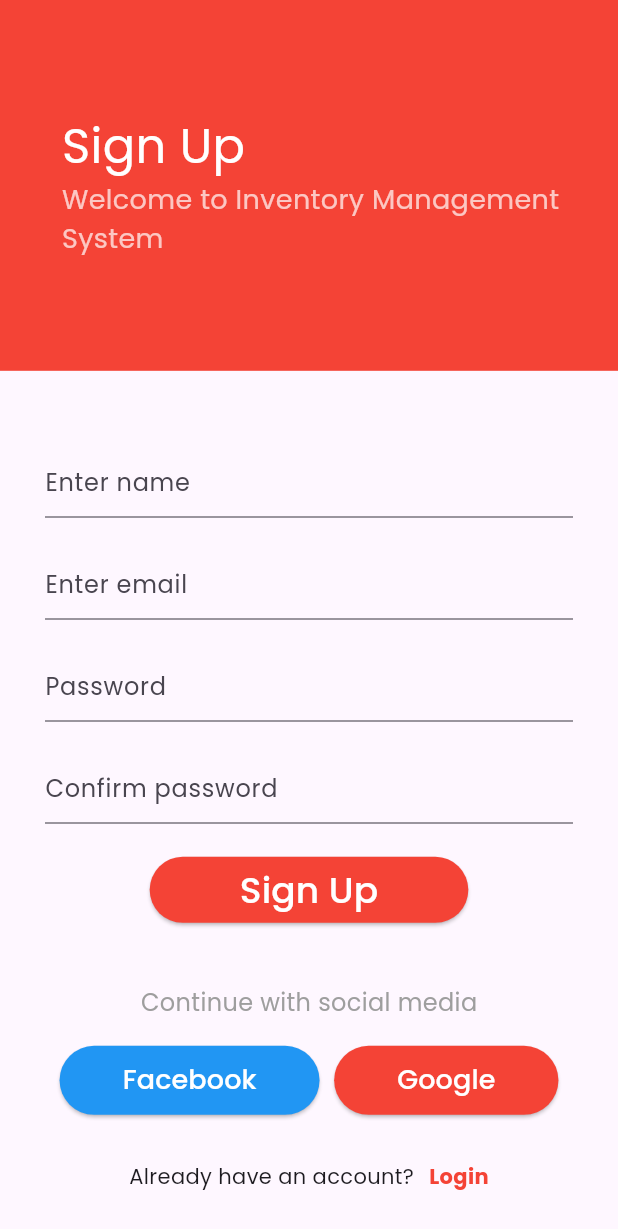
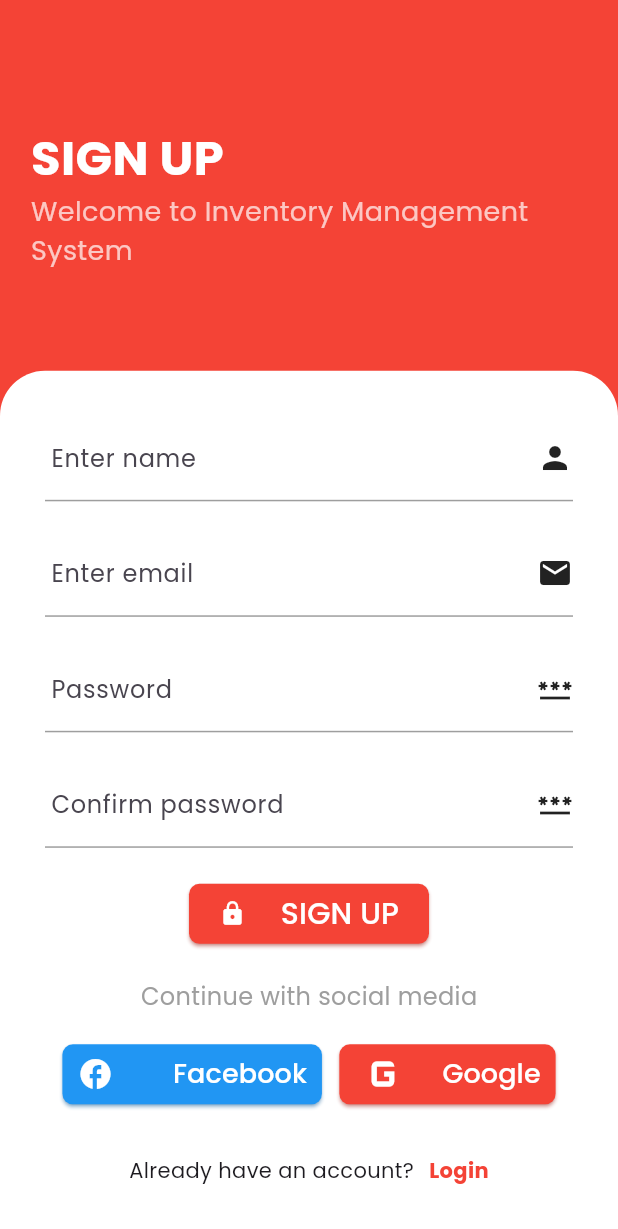
Before and after one commit to attoexasol/Inventory-Management-System-App, a Flutter app: the screen it shows after launch, after a tap on "Signup", on a phone screen of 412 x 824 dp. Shown: the top 1229 px of the screen. Run offline on Flutter 3.47's test engine with Material 3 defaults, Android fonts, the light colour scheme and no system bars; our stand-ins replace google_fonts, shared_preferences.

Commit message:
Completely designed Login and Signup screen.

```diff
--- a/lib/Screens/dashboard_screen.dart
+++ b/lib/Screens/dashboard_screen.dart
@@ -9,14 +9,14 @@ class DashboardScreen extends StatelessWidget {
 
     return Scaffold(
       appBar: AppBar(
+        automaticallyImplyLeading: false, // Disable back button
         title: Text('Dashboard'),
         actions: [
           IconButton(
             icon: Icon(Icons.logout),
             onPressed: () async {
               await authService.logOut(); // Call logout method
-              Navigator.of(context)
-                  .pop(); // Example: Navigate back after logout
+              Navigator.of(context).pop();
             },
           ),
         ],
--- a/lib/Screens/login_screen.dart
+++ b/lib/Screens/login_screen.dart
@@ -5,6 +5,8 @@ import 'package:http/http.dart' as http;
 import 'package:inventory_management_system/Screens/dashboard_screen.dart';
 import 'package:inventory_management_system/Screens/signup_screen.dart';
 import 'package:inventory_management_system/services/auth_service.dart'; // Adjust path as needed
+import 'package:inventory_management_system/widgets/button.dart';
+import 'package:inventory_management_system/widgets/inputField.dart';
 import 'package:provider/provider.dart';
 
 class LoginScreen extends StatefulWidget {
@@ -125,44 +127,61 @@ class _LoginScreenState extends State<LoginScreen> {
         child: Column(
           crossAxisAlignment: CrossAxisAlignment.stretch,
           children: [
+            Stack(
+              children: <Widget>[
                 Container(
                   width: MediaQuery.of(context).size.width,
-              height: MediaQuery.of(context).size.height * 0.3,
+                  height: MediaQuery.of(context).size.height * 1,
                   color: Colors.red[500],
                   child: Padding(
                     padding: EdgeInsets.only(
                       left: MediaQuery.of(context).size.width * 0.1,
+                      top: MediaQuery.of(context).size.height * 0.125,
                     ),
                     child: Column(
-                  mainAxisAlignment: MainAxisAlignment.center,
                       crossAxisAlignment: CrossAxisAlignment.start,
                       children: [
                         Text(
-                      'Login',
-                      style: TextStyle(fontSize: 32, color: Colors.white),
+                          'Login'.toUpperCase(),
+                          style: TextStyle(
+                              fontSize: 32,
+                              color: Colors.white,
+                              fontWeight: FontWeight.bold),
                         ),
                         Text(
-                      'Welcome Back!',
+                          'Welcome Back to Inventory Management system',
                           style: TextStyle(fontSize: 18, color: Colors.white70),
                         ),
                       ],
                     ),
                   ),
                 ),
-            Padding(
-              padding: const EdgeInsets.all(30.0),
+                Container(
+                  decoration: BoxDecoration(
+                    borderRadius: BorderRadius.only(
+                        topLeft: Radius.circular(30),
+                        topRight: Radius.circular(30)),
+                    color: Colors.white,
+                  ),
+                  height: MediaQuery.of(context).size.height * 0.7,
+                  margin: EdgeInsets.only(
+                      top: MediaQuery.of(context).size.height * 0.3),
+                  padding: EdgeInsets.all(30),
                   child: Column(
                     children: [
                       const SizedBox(height: 20),
-                  TextField(
+                      InputField(
                         controller: _emailController,
                         decoration: InputDecoration(hintText: 'Enter email'),
+                        keyboardtype: TextInputType.emailAddress,
+                        icon: Icon(Icons.email),
                       ),
                       const SizedBox(height: 20),
-                  TextField(
+                      InputField(
                         controller: _passwordController,
-                    obscureText: true,
                         decoration: InputDecoration(hintText: 'Password'),
+                        secureText: true,
+                        icon: Icon(Icons.password),
                       ),
                       const SizedBox(height: 20),
                       const Center(
@@ -172,17 +191,15 @@ class _LoginScreenState extends State<LoginScreen> {
                         ),
                       ),
                       const SizedBox(height: 20),
-                  ElevatedButton(
-                    onPressed: () => _loginUser(context),
-                    style: ElevatedButton.styleFrom(
-                      padding: const EdgeInsets.symmetric(
-                          vertical: 5, horizontal: 60),
-                      backgroundColor: Colors.red[500],
-                    ),
-                    child: const Text(
-                      "Login",
-                      style: TextStyle(color: Colors.white, fontSize: 24),
-                    ),
+                      Button(
+                        btnText: "Login".toUpperCase(),
+                        icon: Icon(Icons.lock, color: Colors.white),
+                        bgColor: Colors.red[500],
+                        callback: () => _loginUser(context),
+                        textStyle: TextStyle(color: Colors.white, fontSize: 20),
+                        width: 150,
+                        padding:
+                            EdgeInsets.symmetric(vertical: 5, horizontal: 20),
                       ),
                       const SizedBox(height: 100),
                       const Center(
@@ -195,33 +212,35 @@ class _LoginScreenState extends State<LoginScreen> {
                       Row(
                         mainAxisAlignment: MainAxisAlignment.spaceEvenly,
                         children: [
-                      ElevatedButton(
-                        onPressed: () {},
-                        style: ElevatedButton.styleFrom(
-                          backgroundColor: Colors.blue[500],
+                          Button(
+                            btnText: "Facebook",
+                            icon: Icon(
+                              Icons.facebook_outlined,
+                              color: Colors.white,
+                              size: 24,
                             ),
-                        child: const Padding(
+                            bgColor: Colors.blue[500],
+                            // callback: () => _loginUser(context),
+                            textStyle:
+                                TextStyle(color: Colors.white, fontSize: 18),
+                            width: MediaQuery.of(context).size.width * 0.42,
                             padding: EdgeInsets.symmetric(
-                              horizontal: 18, vertical: 10),
-                          child: Text(
-                            "Facebook",
-                            style: TextStyle(color: Colors.white, fontSize: 18),
+                                horizontal: 10, vertical: 5),
                           ),
+                          Button(
+                            btnText: "Google",
+                            icon: Icon(
+                              Icons.g_mobiledata,
+                              color: Colors.white,
+                              size: 40,
                             ),
-                      ),
-                      ElevatedButton(
-                        onPressed: () {},
-                        style: ElevatedButton.styleFrom(
-                          backgroundColor: Colors.red[500],
-                        ),
-                        child: const Padding(
+                            bgColor: Colors.red[500],
+                            // callback: () => _loginUser(context),
+                            textStyle:
+                                TextStyle(color: Colors.white, fontSize: 18),
+                            width: MediaQuery.of(context).size.width * 0.35,
                             padding: EdgeInsets.symmetric(
-                              horizontal: 18, vertical: 10),
-                          child: Text(
-                            "Google",
-                            style: TextStyle(color: Colors.white, fontSize: 18),
-                          ),
-                        ),
+                                horizontal: 10, vertical: 0),
                           ),
                         ],
                       ),
@@ -254,6 +273,8 @@ class _LoginScreenState extends State<LoginScreen> {
                 ),
               ],
             ),
+          ],
+        ),
       ),
     );
   }
--- a/lib/Screens/signup_screen.dart
+++ b/lib/Screens/signup_screen.dart
@@ -2,7 +2,9 @@ import 'dart:convert';
 
 import 'package:flutter/material.dart';
 import 'package:http/http.dart' as http;
-import 'package:inventory_management_system/Screens/login_screen.dart'; // Replace with actual path if needed
+import 'package:inventory_management_system/Screens/login_screen.dart';
+import 'package:inventory_management_system/widgets/button.dart';
+import 'package:inventory_management_system/widgets/inputField.dart'; // Replace with actual path if needed
 
 class SignupScreen extends StatefulWidget {
   const SignupScreen({super.key});
@@ -159,23 +161,27 @@ class _SignupScreenState extends State<SignupScreen> {
     return Scaffold(
       body: SingleChildScrollView(
         child: Column(
-          crossAxisAlignment: CrossAxisAlignment.stretch,
+          crossAxisAlignment: CrossAxisAlignment.start,
           children: [
+            Stack(
+              children: <Widget>[
                 Container(
                   width: MediaQuery.of(context).size.width,
-              height: MediaQuery.of(context).size.height * 0.3,
+                  height: MediaQuery.of(context).size.height * 1,
                   color: Colors.red[500],
                   child: Padding(
                     padding: EdgeInsets.only(
-                  left: MediaQuery.of(context).size.width * 0.1,
-                ),
-                child: const Column(
-                  mainAxisAlignment: MainAxisAlignment.center,
+                        left: MediaQuery.of(context).size.width * 0.05,
+                        top: MediaQuery.of(context).size.height * 0.1),
+                    child: Column(
                       crossAxisAlignment: CrossAxisAlignment.start,
                       children: [
                         Text(
-                      'Sign Up',
-                      style: TextStyle(fontSize: 32, color: Colors.white),
+                          'Sign Up'.toUpperCase(),
+                          style: TextStyle(
+                              fontSize: 32,
+                              color: Colors.white,
+                              fontWeight: FontWeight.bold),
                         ),
                         Text(
                           'Welcome to Inventory Management System',
@@ -185,48 +191,59 @@ class _SignupScreenState extends State<SignupScreen> {
                     ),
                   ),
                 ),
-            Padding(
+                Container(
                   padding: const EdgeInsets.all(30.0),
+                  decoration: BoxDecoration(
+                    borderRadius: BorderRadius.only(
+                        topLeft: Radius.circular(30),
+                        topRight: Radius.circular(30)),
+                    color: Colors.white,
+                  ),
+                  height: MediaQuery.of(context).size.height * 0.7,
+                  margin: EdgeInsets.only(
+                      top: MediaQuery.of(context).size.height * 0.3),
                   child: Column(
                     children: [
-                  const SizedBox(height: 20),
-                  TextField(
+                      InputField(
                         controller: _nameController,
-                    decoration: const InputDecoration(hintText: 'Enter name'),
+                        decoration:
+                            const InputDecoration(hintText: 'Enter name'),
+                        icon: Icon(Icons.person),
                       ),
                       const SizedBox(height: 20),
-                  TextField(
+                      InputField(
                         controller: _emailController,
-                    keyboardType: TextInputType.emailAddress,
-                    decoration: const InputDecoration(hintText: 'Enter email'),
+                        decoration: InputDecoration(hintText: 'Enter email'),
+                        keyboardtype: TextInputType.emailAddress,
+                        icon: Icon(Icons.email),
                       ),
                       const SizedBox(height: 20),
-                  TextField(
+                      InputField(
                         controller: _passwordController,
-                    obscureText: true,
-                    decoration: const InputDecoration(hintText: 'Password'),
+                        decoration: InputDecoration(hintText: 'Password'),
+                        secureText: true,
+                        icon: Icon(Icons.password),
                       ),
                       const SizedBox(height: 20),
-                  TextField(
+                      InputField(
                         controller: _confirmPasswordController,
-                    obscureText: true,
                         decoration:
-                        const InputDecoration(hintText: 'Confirm password'),
+                            InputDecoration(hintText: 'Confirm password'),
+                        secureText: true,
+                        icon: Icon(Icons.password),
                       ),
                       const SizedBox(height: 20),
-                  ElevatedButton(
-                    onPressed: _registerUser,
-                    style: ElevatedButton.styleFrom(
-                      padding: const EdgeInsets.symmetric(
-                          vertical: 5, horizontal: 60),
-                      backgroundColor: Colors.red[500],
+                      Button(
+                        btnText: "Sign Up".toUpperCase(),
+                        icon: Icon(Icons.lock, color: Colors.white),
+                        bgColor: Colors.red[500],
+                        callback: () => _registerUser,
+                        textStyle: TextStyle(color: Colors.white, fontSize: 20),
+                        width: 160,
+                        padding:
+                            EdgeInsets.symmetric(vertical: 5, horizontal: 20),
                       ),
-                    child: const Text(
-                      "Sign Up",
-                      style: TextStyle(color: Colors.white, fontSize: 24),
-                    ),
-                  ),
-                  const SizedBox(height: 40),
+                      const SizedBox(height: 20),
                       const Center(
                         child: Text(
                           "Continue with social media",
@@ -237,33 +254,35 @@ class _SignupScreenState extends State<SignupScreen> {
                       Row(
                         mainAxisAlignment: MainAxisAlignment.spaceEvenly,
                         children: [
-                      ElevatedButton(
-                        onPressed: () {},
-                        style: ElevatedButton.styleFrom(
-                          backgroundColor: Colors.blue[500],
+                          Button(
+                            btnText: "Facebook",
+                            icon: Icon(
+                              Icons.facebook_outlined,
+                              color: Colors.white,
+                              size: 24,
                             ),
-                        child: const Padding(
+                            bgColor: Colors.blue[500],
+                            // callback: () => _loginUser(context),
+                            textStyle:
+                                TextStyle(color: Colors.white, fontSize: 18),
+                            width: MediaQuery.of(context).size.width * 0.42,
                             padding: EdgeInsets.symmetric(
-                              horizontal: 18, vertical: 10),
-                          child: Text(
-                            "Facebook",
-                            style: TextStyle(color: Colors.white, fontSize: 18),
+                                horizontal: 10, vertical: 5),
                           ),
+                          Button(
+                            btnText: "Google",
+                            icon: Icon(
+                              Icons.g_mobiledata,
+                              color: Colors.white,
+                              size: 40,
                             ),
-                      ),
-                      ElevatedButton(
-                        onPressed: () {},
-                        style: ElevatedButton.styleFrom(
-                          backgroundColor: Colors.red[500],
-                        ),
-                        child: const Padding(
+                            bgColor: Colors.red[500],
+                            // callback: () => _loginUser(context),
+                            textStyle:
+                                TextStyle(color: Colors.white, fontSize: 18),
+                            width: MediaQuery.of(context).size.width * 0.35,
                             padding: EdgeInsets.symmetric(
-                              horizontal: 18, vertical: 10),
-                          child: Text(
-                            "Google",
-                            style: TextStyle(color: Colors.white, fontSize: 18),
-                          ),
-                        ),
+                                horizontal: 10, vertical: 0),
                           ),
                         ],
                       ),
@@ -297,6 +316,8 @@ class _SignupScreenState extends State<SignupScreen> {
                 ),
               ],
             ),
+          ],
+        ),
       ),
     );
   }
--- /dev/null
+++ b/lib/widgets/button.dart
@@ -0,0 +1,48 @@
+import 'package:flutter/material.dart';
+
+class Button extends StatelessWidget {
+  final String btnText;
+  final Icon? icon;
+  final Color? bgColor;
+  final TextStyle? textStyle;
+  final VoidCallback? callback;
+  final double width;
+  final EdgeInsetsGeometry padding;
+
+  const Button({
+    Key? key,
+    required this.btnText,
+    this.icon,
+    this.bgColor = Colors.red,
+    this.textStyle,
+    this.callback,
+    this.width = 200,
+    required this.padding,
+  }) : super(key: key);
+
+  @override
+  Widget build(BuildContext context) {
+    return SizedBox(
+      width: width,
+      child: ElevatedButton(
+        onPressed: () {
+          callback?.call(); // Use callback?.call() for safer invocation
+        },
+        child: icon != null
+            ? Row(
+                mainAxisAlignment: MainAxisAlignment.spaceBetween,
+                children: [icon!, Text(btnText, style: textStyle)],
+              )
+            : Text(btnText, style: textStyle),
+        style: ElevatedButton.styleFrom(
+          backgroundColor: bgColor,
+          shadowColor: bgColor,
+          padding: padding,
+          shape: RoundedRectangleBorder(
+            borderRadius: BorderRadius.circular(7),
+          ),
+        ),
+      ),
+    );
+  }
+}
--- /dev/null
+++ b/lib/widgets/inputField.dart
@@ -0,0 +1,55 @@
+import 'package:flutter/material.dart';
+
+class InputField extends StatelessWidget {
+  final TextEditingController controller;
+  final bool secureText;
+  final InputDecoration decoration;
+  final TextInputType keyboardtype;
+  final Icon? icon;
+
+  const InputField({
+    Key? key,
+    required this.controller,
+    this.secureText = false,
+    this.icon,
+    required this.decoration,
+    this.keyboardtype = TextInputType.name,
+  }) : super(key: key);
+
+  @override
+  Widget build(BuildContext context) {
+    return icon != null
+        ? Container(
+            decoration: BoxDecoration(
+                border:
+                    Border(bottom: BorderSide(color: Colors.grey, width: 1.0))),
+            child: Row(
+              mainAxisAlignment: MainAxisAlignment.spaceBetween,
+              crossAxisAlignment: CrossAxisAlignment.center,
+              children: [
+                Expanded(
+                  child: TextField(
+                    key: key, // Pass down the key if needed
+                    controller: controller,
+                    keyboardType: keyboardtype,
+                    decoration: decoration.copyWith(
+                        contentPadding:
+                            EdgeInsets.symmetric(horizontal: 0, vertical: 16),
+                        border:
+                            OutlineInputBorder(borderSide: BorderSide.none)),
+                    obscureText: secureText,
+                  ),
+                ),
+                icon!,
+              ],
+            ),
+          )
+        : TextField(
+            key: key,
+            controller: controller,
+            keyboardType: keyboardtype,
+            decoration: decoration,
+            obscureText: secureText,
+          );
+  }
+}
```
Lines whose indentation alone changed are shown as unchanged.
